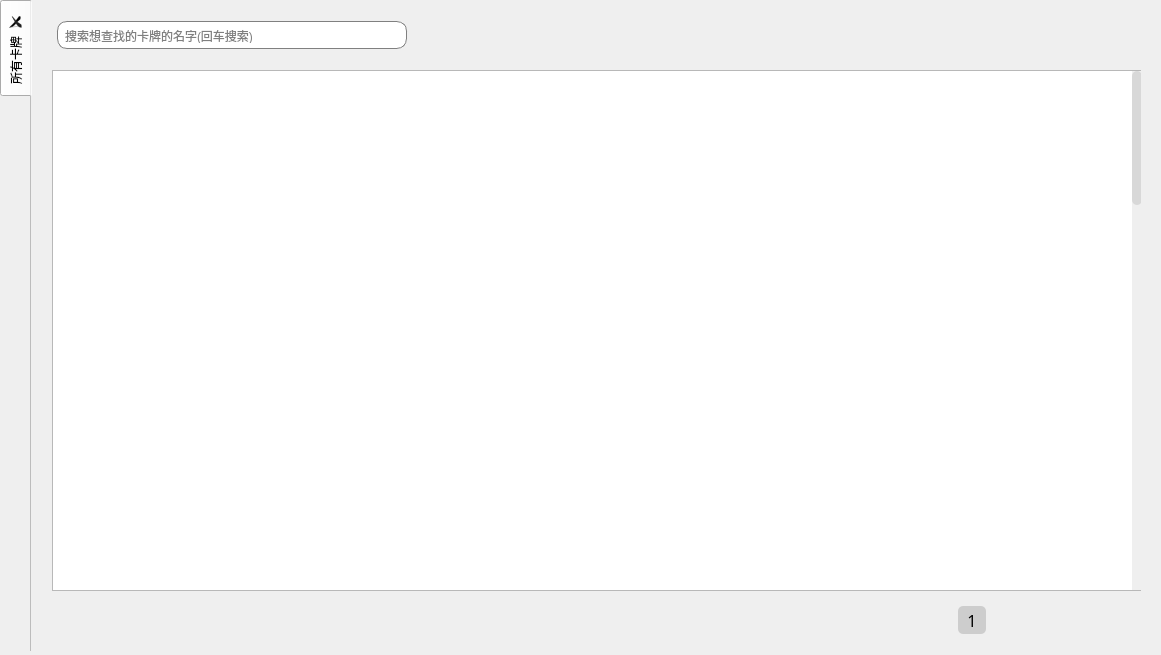
Before: the Qt Designer form visualizationSrc/qtUI/CardControler/cardControler.ui in NWYLZW/A-Language-IDE, drawn with Qt 5.
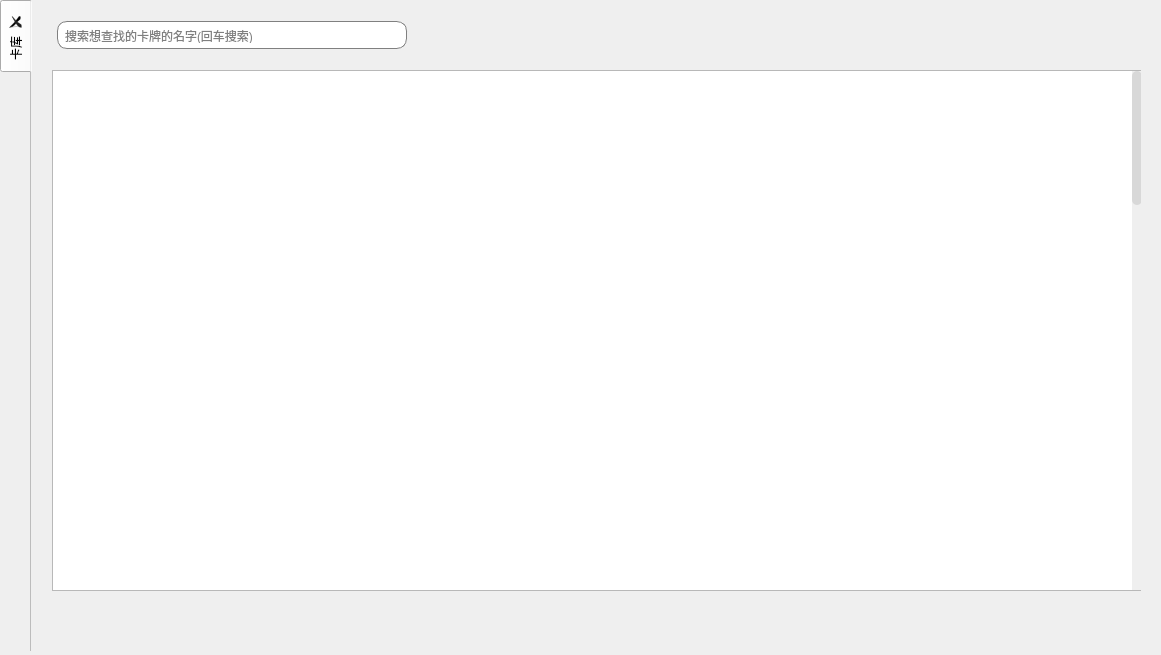
After: the same form once the commit is applied. Icons and pictures are not drawn.

Diff of the .ui file:
```diff
--- a/visualizationSrc/qtUI/CardControler/cardControler.ui
+++ b/visualizationSrc/qtUI/CardControler/cardControler.ui
@@ -113,7 +113,7 @@
    </property>
    <widget class="QWidget" name="CardList">
     <attribute name="title">
-     <string>所有卡牌</string>
+     <string>卡库</string>
     </attribute>
     <widget class="QWidget" name="horizontalLayoutWidget_3">
      <property name="geometry">
@@ -399,31 +399,6 @@
          </property>
         </widget>
        </item>
-       <item>
-        <widget class="QPushButton" name="firstBTN">
-         <property name="minimumSize">
-          <size>
-           <width>28</width>
-           <height>28</height>
-          </size>
-         </property>
-         <property name="maximumSize">
-          <size>
-           <width>28</width>
-           <height>28</height>
-          </size>
-         </property>
-         <property name="font">
-          <font>
-           <family>Adobe 黑体 Std R</family>
-           <pointsize>12</pointsize>
-          </font>
-         </property>
-         <property name="text">
-          <string>1</string>
-         </property>
-        </widget>
-       </item>
        <item>
         <widget class="QPushButton" name="rightBTN">
          <property name="minimumSize">
```
Left out of the diff: 6 changed lines with no effect on the pictures.
